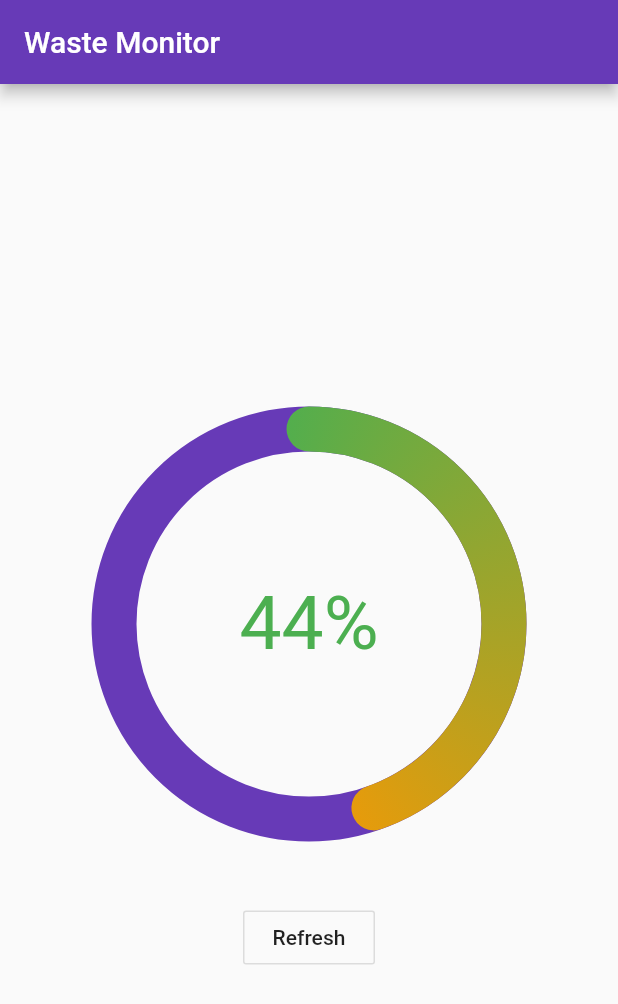
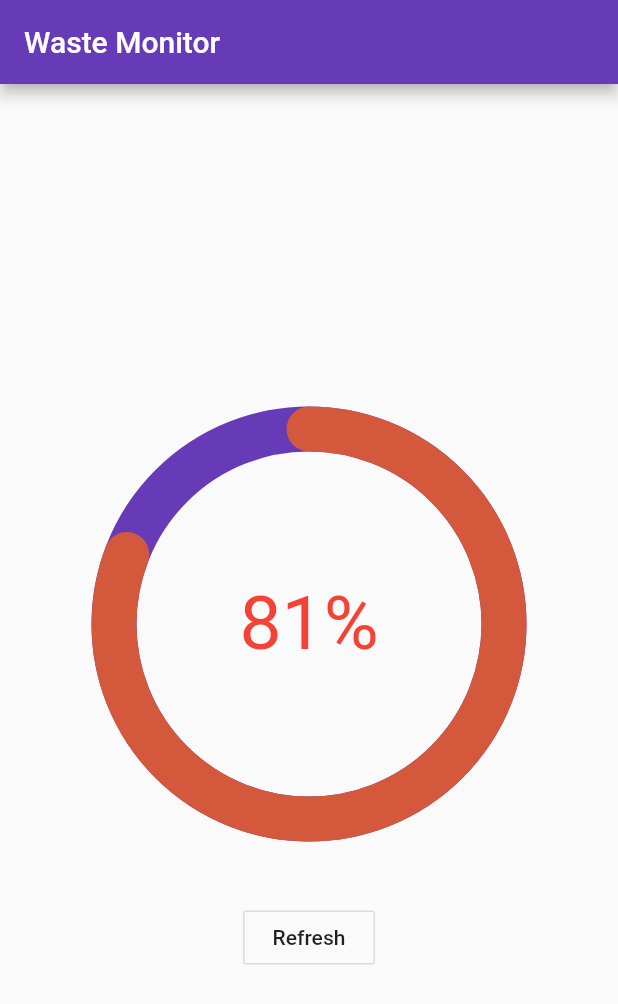
Before and after one commit to rplinzner/Waste-Monitor-APP, a Flutter app: the screen it shows after launch, after a tap on "Refresh", on a phone screen of 412 x 824 dp. Shown: the top 1004 px of the screen. Run offline on Flutter 3.47's test engine with Material 2 defaults, Android fonts, the phone set to English and light mode, and no system bars.

Commit message:
[add] changing color fill

```diff
--- a/lib/pages/home_page.dart
+++ b/lib/pages/home_page.dart
@@ -133,7 +133,7 @@ class _HomePageState extends State<HomePage>
     //TODO: Enable back fetching data from server
     //_dataExtractor.getLatestWasteLevel().then((value) {
     //_wasteLevel = value * 100;
-    _wasteLevel = 45;
+    _wasteLevel = 90;
     setColors();
     startProgress();
     //});
--- a/lib/painters/progress_painter.dart
+++ b/lib/painters/progress_painter.dart
@@ -23,39 +23,26 @@ class ProgressPainter extends CustomPainter {
 
   @override
   void paint(Canvas canvas, Size size) {
-    final rect = new Rect.fromLTWH(-30.0, 0.0, size.width, size.height);
-    final gradient = new SweepGradient(
-      startAngle: 3 * pi / 2,
-      endAngle: 7 * pi / 2,
-      tileMode: TileMode.repeated,
-      colors: [Colors.green, Colors.orange, Colors.red],
-    );
+    var color1 = Colors.red;
+    var color2 = Colors.green;
+    var w1 = completedPercentage / 100;
+    var w2 = 1 - w1;
+    var finalColor = [
+      (color1.red * w1 + color2.red * w2).round(),
+      (color1.green * w1 + color2.green * w2).round(),
+      (color1.blue * w1 + color2.blue * w2).round()
+    ];
+    final paint1 = getPaint(
+        Color.fromRGBO(finalColor[0], finalColor[1], finalColor[2], 1));
+    Paint defaultCirclePaint = getPaint(defaultCircleColor);
+    //Paint progressCirclePaint = getPaint(percentageCompletedCircleColor);
 
-    final paint = new Paint()
-      ..shader = gradient.createShader(rect)
-      ..strokeCap = StrokeCap.round // StrokeCap.round is not recommended.
-      ..style = PaintingStyle.stroke
-      ..strokeWidth = circleWidth;
-    final center = new Offset(size.width / 2, size.height / 2);
-    final radius = min(size.width / 2, size.height / 2);
-    Paint defaultCirclePaint = getPaint(defaultCircleColor);
+    Offset center = Offset(size.width / 2, size.height / 2);
+    double radius = min(size.width / 2, size.height / 2);
     canvas.drawCircle(center, radius, defaultCirclePaint);
     double arcAngle = 2 * pi * (completedPercentage / 100);
-    final startAngle = -pi / 2;
-    final sweepAngle = 2 * pi * completedPercentage;
     canvas.drawArc(Rect.fromCircle(center: center, radius: radius), -pi / 2,
-        arcAngle, false, paint);
-
-    //OLD
-    //     Paint defaultCirclePaint = getPaint(defaultCircleColor);
-    // Paint progressCirclePaint = getPaint(percentageCompletedCircleColor);
-
-    // Offset center = Offset(size.width / 2, size.height / 2);
-    // double radius = min(size.width / 2, size.height / 2);
-    // canvas.drawCircle(center, radius, defaultCirclePaint);
-    // double arcAngle = 2 * pi * (completedPercentage / 100);
-    // canvas.drawArc(Rect.fromCircle(center: center, radius: radius), -pi / 2,
-    //     arcAngle, false, progressCirclePaint);
+        arcAngle, false, paint1);
   }
 
   @override
```
